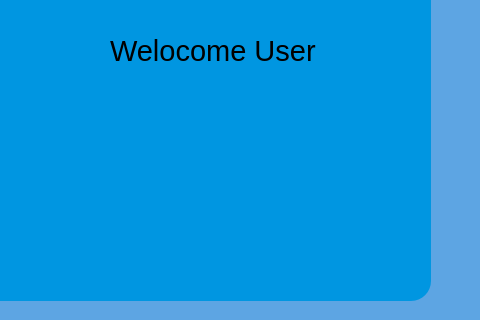
Old version of the form users.ui in the repository MdTeach/KU_EL; both pictures show x 260 to 740 and y 180 to 500 of the 870 by 700 pixel window.
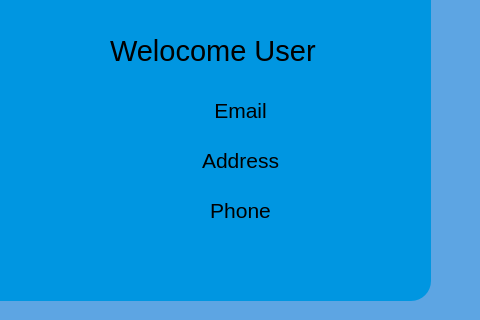
New version of the form. The open tabs and pages were chosen to show the change. Icons and pictures are not drawn.

Commit message: User profile display dynamic

```diff
--- a/users.ui
+++ b/users.ui
@@ -116,6 +116,69 @@
         <string>Welocome User</string>
        </property>
       </widget>
+      <widget class="QLabel" name="emailLabel">
+       <property name="geometry">
+        <rect>
+         <x>150</x>
+         <y>120</y>
+         <width>301</width>
+         <height>41</height>
+        </rect>
+       </property>
+       <property name="font">
+        <font>
+         <pointsize>16</pointsize>
+        </font>
+       </property>
+       <property name="text">
+        <string>Email</string>
+       </property>
+       <property name="alignment">
+        <set>Qt::AlignCenter</set>
+       </property>
+      </widget>
+      <widget class="QLabel" name="addressLabel">
+       <property name="geometry">
+        <rect>
+         <x>150</x>
+         <y>170</y>
+         <width>301</width>
+         <height>41</height>
+        </rect>
+       </property>
+       <property name="font">
+        <font>
+         <pointsize>16</pointsize>
+        </font>
+       </property>
+       <property name="text">
+        <string>Address</string>
+       </property>
+       <property name="alignment">
+        <set>Qt::AlignCenter</set>
+       </property>
+      </widget>
+      <widget class="QLabel" name="phoneLabel">
+       <property name="geometry">
+        <rect>
+         <x>150</x>
+         <y>220</y>
+         <width>301</width>
+         <height>41</height>
+        </rect>
+       </property>
+       <property name="font">
+        <font>
+         <pointsize>16</pointsize>
+        </font>
+       </property>
+       <property name="text">
+        <string>Phone</string>
+       </property>
+       <property name="alignment">
+        <set>Qt::AlignCenter</set>
+       </property>
+      </widget>
      </widget>
     </widget>
     <widget class="QWidget" name="oderPage">
```
Left out of the diff: 2 changed lines with no effect on the pictures. The commit also changes 5 other files.
